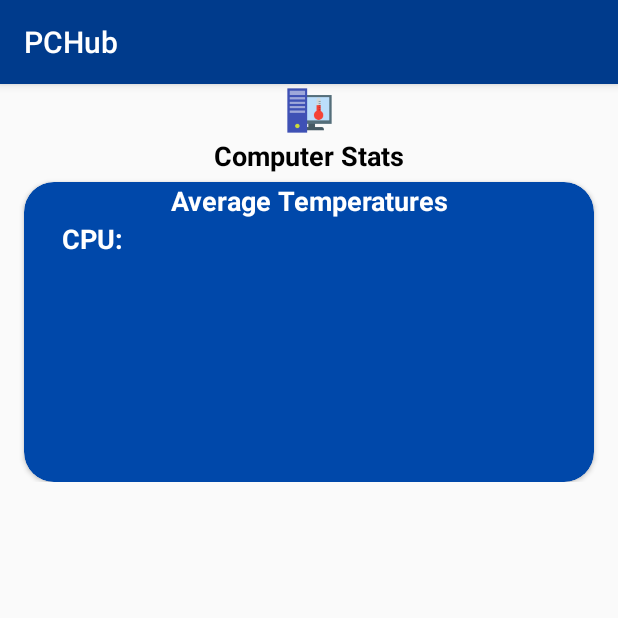
After one commit to HarshalShende/PCHubFinalYear, an Android app: the computerStatActivity screen opened directly, with no data from a screen before it, on a phone screen of 412 x 824 dp, the top half of it. The commit adds this screen. Run offline under Robolectric (Android 15) with nearby library versions, the light colour scheme and no system bars.

Commit message:
Buttons change colour when tapped on, started work on computer stats view
Buttons now change colour when pressed on, added Computer stats screen, started implementing computer stats view.

```diff
--- a/app/src/main/AndroidManifest.xml
+++ b/app/src/main/AndroidManifest.xml
@@ -9,13 +9,15 @@
         android:roundIcon="@mipmap/ic_launcher_round"
         android:supportsRtl="true"
         android:theme="@style/AppTheme">
-        <activity android:name=".HomeActivity">
+        <activity android:name=".HomeActivity"
+            android:screenOrientation="portrait">
             <intent-filter>
                 <action android:name="android.intent.action.MAIN" />
 
                 <category android:name="android.intent.category.LAUNCHER" />
             </intent-filter>
         </activity>
+        <activity android:name=".computerStatActivity"></activity>
     </application>
 
 </manifest>
--- a/app/src/main/java/com/example/vladislavsvasiljevs/pchub/HomeActivity.java
+++ b/app/src/main/java/com/example/vladislavsvasiljevs/pchub/HomeActivity.java
@@ -2,12 +2,40 @@
 
 import android.support.v7.app.AppCompatActivity;
 import android.os.Bundle;
-
+import android.widget.GridLayout;
+import android.widget.GridView;
+import android.content.Intent;
+import android.graphics.Color;
+import android.support.v7.app.AppCompatActivity;
+import android.os.Bundle;
+import android.support.v7.widget.CardView;
+import android.view.View;
+import android.widget.GridLayout;
+import android.widget.GridView;
+import android.widget.Toast;
 public class HomeActivity extends AppCompatActivity {
-
+    //GridLayout mainGrid;
     @Override
     protected void onCreate(Bundle savedInstanceState) {
         super.onCreate(savedInstanceState);
         setContentView(R.layout.activity_home);
+
+        //mainGrid = (GridLayout) findViewById(R.id.mainGrid);
+
+        //Set Event
+        goToComputerStats();//Calling method to bring us to Computer Stat screen
+    }
+    private void goToComputerStats() {//Method that brings us to Computer stat screen
+            CardView computerStat = findViewById(R.id.computerStatCardView) ;//computerStat equals computerStatCardView
+            computerStat.setOnClickListener(new View.OnClickListener() {//Creating a click listener
+                @Override
+                public void onClick(View view) {
+                    Intent intent = new Intent(HomeActivity.this,computerStatActivity.class);
+                    intent.putExtra("info","This is activity from card item index  ");
+                    startActivity(intent);
+
+                }
+            });
+
     }
 }
--- /dev/null
+++ b/app/src/main/java/com/example/vladislavsvasiljevs/pchub/computerStatActivity.java
@@ -0,0 +1,13 @@
+package com.example.vladislavsvasiljevs.pchub;
+
+import android.support.v7.app.AppCompatActivity;
+import android.os.Bundle;
+
+public class computerStatActivity extends AppCompatActivity {
+
+    @Override
+    protected void onCreate(Bundle savedInstanceState) {
+        super.onCreate(savedInstanceState);
+        setContentView(R.layout.activity_computer_stat);
+    }
+}
--- a/app/src/main/res/drawable/greenbutton.xml
+++ b/app/src/main/res/drawable/greenbutton.xml
@@ -1,4 +1,14 @@
 <selector xmlns:android="http://schemas.android.com/apk/res/android">
+    <item android:state_pressed="true">
+        <shape android:shape="rectangle">
+            <!-- solid background -->
+            <solid android:color="#00810c"/>
+            <!-- draw a border around rectangle shape -->
+            <stroke android:width="2dp"/>
+            <!-- draw 10 dp radius for each corner -->
+            <corners android:radius="10dp"/>
+        </shape>
+    </item>
     <item>
         <shape android:shape="rectangle">
             <!-- solid background -->
@@ -9,4 +19,5 @@
             <corners android:radius="10dp"/>
         </shape>
     </item>
+
 </selector>
--- a/app/src/main/res/drawable/redbutton.xml
+++ b/app/src/main/res/drawable/redbutton.xml
@@ -1,4 +1,14 @@
 <selector xmlns:android="http://schemas.android.com/apk/res/android">
+    <item android:state_pressed="true">
+        <shape android:shape="rectangle">
+            <!-- solid background -->
+            <solid android:color="#8f0000"/>
+            <!-- draw a border around rectangle shape -->
+            <stroke android:width="2dp"/>
+            <!-- draw 10 dp radius for each corner -->
+            <corners android:radius="10dp"/>
+        </shape>
+    </item>
     <item>
         <shape android:shape="rectangle">
             <!-- solid background -->
--- /dev/null
+++ b/app/src/main/res/layout/activity_computer_stat.xml
@@ -0,0 +1,76 @@
+<?xml version="1.0" encoding="utf-8"?>
+<android.support.v4.widget.NestedScrollView xmlns:android="http://schemas.android.com/apk/res/android"
+    xmlns:app="http://schemas.android.com/apk/res-auto"
+    xmlns:tools="http://schemas.android.com/tools"
+    android:layout_width="match_parent"
+    android:layout_height="match_parent"
+    tools:context=".computerStatActivity">
+
+    <LinearLayout
+        android:id="@+id/RelativeLayout"
+        android:layout_width="match_parent"
+        android:layout_height="wrap_content"
+        android:orientation="vertical">
+
+        <ImageView
+            android:id="@+id/activityIcon"
+            android:layout_width="match_parent"
+            android:layout_height="35dp"
+            android:maxWidth="1dp"
+            android:maxHeight="1dp"
+            android:scaleType="centerInside"
+            android:src="@drawable/computerstats" />
+
+        <TextView
+            android:id="@+id/activityTitle"
+            android:layout_width="match_parent"
+            android:layout_height="wrap_content"
+            android:paddingBottom="5dp"
+            android:text="Computer Stats"
+            android:textAlignment="center"
+            android:textColor="@color/darkNight"
+            android:textSize="18sp"
+            android:textStyle="bold" />
+
+        <android.support.v7.widget.CardView
+            android:layout_width="match_parent"
+            android:layout_height="200dp"
+            android:layout_marginLeft="16dp"
+            android:layout_marginRight="16dp"
+            app:cardBackgroundColor="@color/magicBlue"
+            app:cardCornerRadius="20dp">
+
+            <TextView
+                android:id="@+id/cardViewTitle"
+                android:layout_width="match_parent"
+                android:layout_height="wrap_content"
+                android:text="Average Temperatures"
+                android:textAlignment="center"
+                android:textColor="@color/snowWhite"
+                android:textSize="18sp"
+                android:textStyle="bold" />
+
+            <TextView
+                android:layout_width="wrap_content"
+                android:layout_height="wrap_content"
+                android:layout_marginStart="25dp"
+                android:layout_marginTop="25dp"
+                android:text="CPU:"
+                android:textAlignment="center"
+                android:textColor="@color/snowWhite"
+                android:textSize="18sp"
+                android:textStyle="bold" />
+
+        </android.support.v7.widget.CardView>
+
+
+
+
+
+
+
+
+
+    </LinearLayout>
+
+</android.support.v4.widget.NestedScrollView>
--- a/app/src/main/res/layout/activity_home.xml
+++ b/app/src/main/res/layout/activity_home.xml
@@ -111,6 +111,7 @@
 
         <!-- Column 2 -->
         <android.support.v7.widget.CardView
+            android:id="@+id/computerStatCardView"
             android:layout_width="0dp"
             android:layout_height="0dp"
             android:layout_rowWeight="1"
--- a/app/src/main/res/values/colors.xml
+++ b/app/src/main/res/values/colors.xml
@@ -1,8 +1,9 @@
 <?xml version="1.0" encoding="utf-8"?>
 <resources>
-    <color name="colorPrimary">#3F51B5</color>
-    <color name="colorPrimaryDark">#303f9f</color>
+    <color name="colorPrimary">#003b8c</color>
+    <color name="colorPrimaryDark">#003b8c</color>
     <color name="colorAccent">#FF4081</color>
     <color name="magicBlue">#0048aa</color>
     <color name="snowWhite">#ffffff</color>
+    <color name="darkNight">#000000</color>
 </resources>
```
